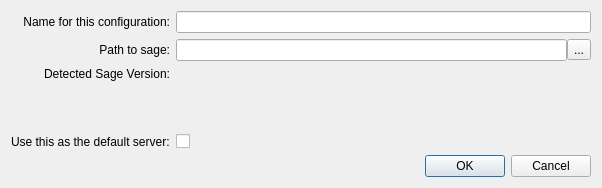
Old version of the form guru/Ui_EditSageServerDlg.ui in the repository rljacobson/Guru-NB.
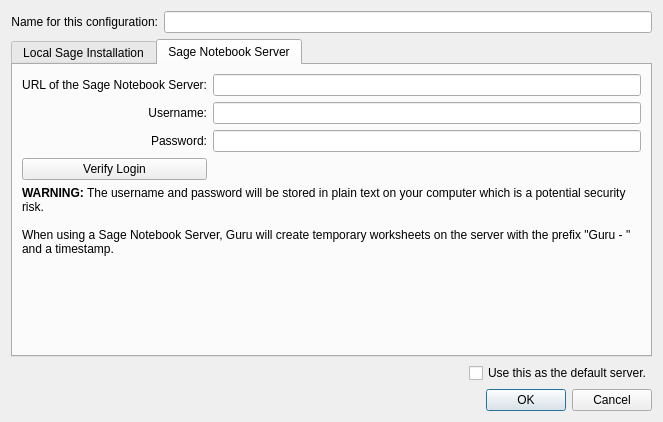
New version of the form.

Commit message: Added framework for using a Sage notebook server as a backend.

Patch:
```diff
--- a/guru/Ui_EditSageServerDlg.ui
+++ b/guru/Ui_EditSageServerDlg.ui
@@ -6,17 +6,17 @@
    <rect>
     <x>0</x>
     <y>0</y>
-    <width>602</width>
-    <height>188</height>
+    <width>663</width>
+    <height>422</height>
    </rect>
   </property>
   <property name="windowTitle">
    <string>Add Sage Server</string>
   </property>
-  <layout class="QVBoxLayout" name="verticalLayout">
+  <layout class="QVBoxLayout" name="verticalLayout_2">
    <item>
-    <layout class="QGridLayout" name="gridLayout">
-     <item row="0" column="0">
+    <layout class="QHBoxLayout" name="horizontalLayout_2">
+     <item>
       <widget class="QLabel" name="label">
        <property name="text">
         <string>Name for this configuration:</string>
@@ -29,7 +29,31 @@
        </property>
       </widget>
      </item>
-     <item row="4" column="0">
+     <item>
+      <widget class="QLineEdit" name="txtName">
+       <property name="toolTip">
+        <string>Name of the Sage server</string>
+       </property>
+      </widget>
+     </item>
+    </layout>
+   </item>
+   <item>
+    <widget class="QTabWidget" name="ServerTypeTabs">
+     <property name="tabShape">
+      <enum>QTabWidget::Rounded</enum>
+     </property>
+     <property name="currentIndex">
+      <number>1</number>
+     </property>
+     <widget class="QWidget" name="LocalServerTab">
+      <attribute name="title">
+       <string>Local Sage Installation</string>
+      </attribute>
+      <layout class="QVBoxLayout" name="verticalLayout">
+       <item>
+        <layout class="QGridLayout" name="gridLayout">
+         <item row="3" column="0">
       <widget class="QLabel" name="label_3">
        <property name="text">
         <string>Detected Sage Version:</string>
@@ -39,7 +63,7 @@
        </property>
       </widget>
      </item>
-     <item row="4" column="1">
+         <item row="3" column="1">
       <widget class="QLabel" name="lblDetectedVersion">
        <property name="text">
         <string/>
@@ -49,7 +73,7 @@
        </property>
       </widget>
      </item>
-     <item row="2" column="1">
+         <item row="1" column="1">
       <layout class="QHBoxLayout" name="horizontalLayout">
        <property name="spacing">
         <number>0</number>
@@ -70,7 +94,7 @@
        </item>
       </layout>
      </item>
-     <item row="2" column="0">
+         <item row="1" column="0">
       <widget class="QLabel" name="label_2">
        <property name="text">
         <string>Path to sage:</string>
@@ -83,24 +107,141 @@
        </property>
       </widget>
      </item>
-     <item row="0" column="1">
-      <widget class="QLineEdit" name="txtName">
-       <property name="toolTip">
-        <string>Name of the Sage server</string>
-       </property>
-      </widget>
-     </item>
-     <item row="5" column="0">
+         <item row="4" column="1">
+          <spacer name="verticalSpacer">
+           <property name="orientation">
+            <enum>Qt::Vertical</enum>
+           </property>
+           <property name="sizeHint" stdset="0">
+            <size>
+             <width>20</width>
+             <height>40</height>
+            </size>
+           </property>
+          </spacer>
+         </item>
+        </layout>
+       </item>
+      </layout>
+      <zorder></zorder>
+     </widget>
+     <widget class="QWidget" name="NotbookServerTab">
+      <attribute name="title">
+       <string>Sage Notebook Server</string>
+      </attribute>
+      <layout class="QVBoxLayout" name="verticalLayout_3">
+       <item>
+        <layout class="QGridLayout" name="gridLayout_2">
+         <item row="0" column="0">
       <widget class="QLabel" name="label_4">
        <property name="text">
-        <string>Use this as the default server:</string>
-       </property>
-      </widget>
-     </item>
-     <item row="5" column="1">
+            <string>URL of the Sage Notebook Server:</string>
+           </property>
+           <property name="alignment">
+            <set>Qt::AlignRight|Qt::AlignTrailing|Qt::AlignVCenter</set>
+           </property>
+           <property name="buddy">
+            <cstring>txtNotebookServerURL</cstring>
+           </property>
+          </widget>
+         </item>
+         <item row="0" column="1">
+          <widget class="QLineEdit" name="txtNotebookServerURL"/>
+         </item>
+         <item row="1" column="0">
+          <widget class="QLabel" name="label_5">
+           <property name="text">
+            <string>Username:</string>
+           </property>
+           <property name="alignment">
+            <set>Qt::AlignRight|Qt::AlignTrailing|Qt::AlignVCenter</set>
+           </property>
+           <property name="buddy">
+            <cstring>txtNotebookServerUsername</cstring>
+           </property>
+          </widget>
+         </item>
+         <item row="1" column="1">
+          <widget class="QLineEdit" name="txtNotebookServerUsername"/>
+         </item>
+         <item row="2" column="0">
+          <widget class="QLabel" name="label_6">
+           <property name="text">
+            <string>Password:</string>
+           </property>
+           <property name="alignment">
+            <set>Qt::AlignRight|Qt::AlignTrailing|Qt::AlignVCenter</set>
+           </property>
+           <property name="buddy">
+            <cstring>txtNotebookServerPassword</cstring>
+           </property>
+          </widget>
+         </item>
+         <item row="2" column="1">
+          <widget class="QLineEdit" name="txtNotebookServerPassword">
+           <property name="inputMask">
+            <string/>
+           </property>
+           <property name="echoMode">
+            <enum>QLineEdit::Password</enum>
+           </property>
+          </widget>
+         </item>
+         <item row="3" column="0">
+          <widget class="QPushButton" name="TestLoginBtn">
+           <property name="text">
+            <string>Verify Login</string>
+           </property>
+          </widget>
+         </item>
+         <item row="3" column="1">
+          <widget class="QLabel" name="TestLoginLbl">
+           <property name="text">
+            <string/>
+           </property>
+           <property name="wordWrap">
+            <bool>true</bool>
+           </property>
+          </widget>
+         </item>
+        </layout>
+       </item>
+       <item>
+        <widget class="QLabel" name="label_7">
+         <property name="text">
+          <string>&lt;html&gt;&lt;head/&gt;&lt;body&gt;&lt;p&gt;&lt;span style=&quot; font-weight:600;&quot;&gt;WARNING:&lt;/span&gt; The username and password will be stored in plain text on your computer which is a potential security risk.&lt;br/&gt;&lt;br/&gt;When using a Sage Notebook Server, Guru will create temporary worksheets on the server with the prefix &amp;quot;Guru - &amp;quot; and a timestamp.&lt;/p&gt;&lt;/body&gt;&lt;/html&gt;</string>
+         </property>
+         <property name="alignment">
+          <set>Qt::AlignLeading|Qt::AlignLeft|Qt::AlignTop</set>
+         </property>
+         <property name="wordWrap">
+          <bool>true</bool>
+         </property>
+        </widget>
+       </item>
+      </layout>
+     </widget>
+    </widget>
+   </item>
+   <item>
+    <layout class="QHBoxLayout" name="horizontalLayout_3">
+     <item>
+      <spacer name="horizontalSpacer">
+       <property name="orientation">
+        <enum>Qt::Horizontal</enum>
+       </property>
+       <property name="sizeHint" stdset="0">
+        <size>
+         <width>40</width>
+         <height>20</height>
+        </size>
+       </property>
+      </spacer>
+     </item>
+     <item>
       <widget class="QCheckBox" name="DefaultCheckBox">
        <property name="text">
-        <string/>
+        <string>Use this as the default server.</string>
        </property>
       </widget>
      </item>
```
Left out of the diff: 6 changed lines with no effect on the pictures. Lines whose indentation alone changed are shown as unchanged. The commit also changes 12 other files.
